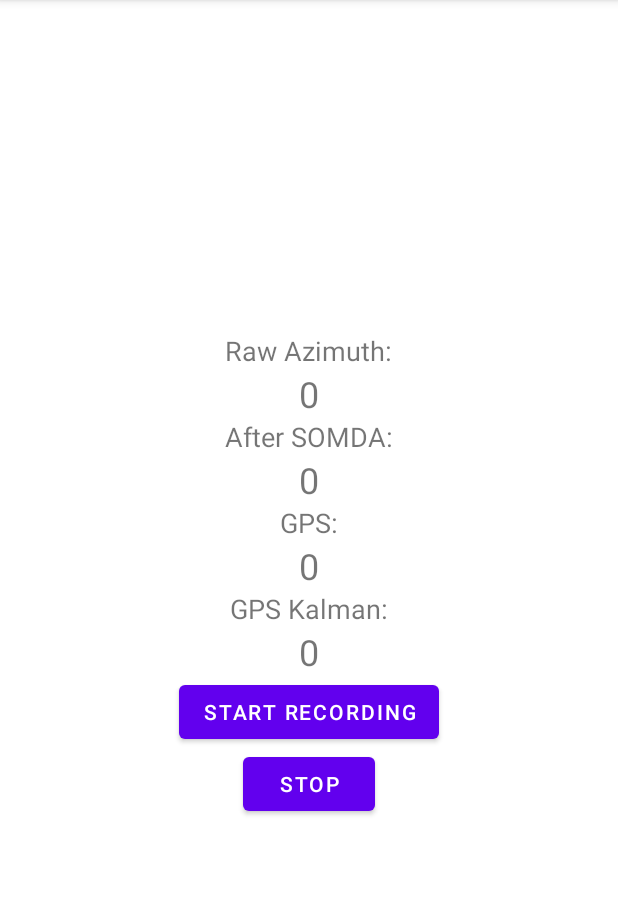
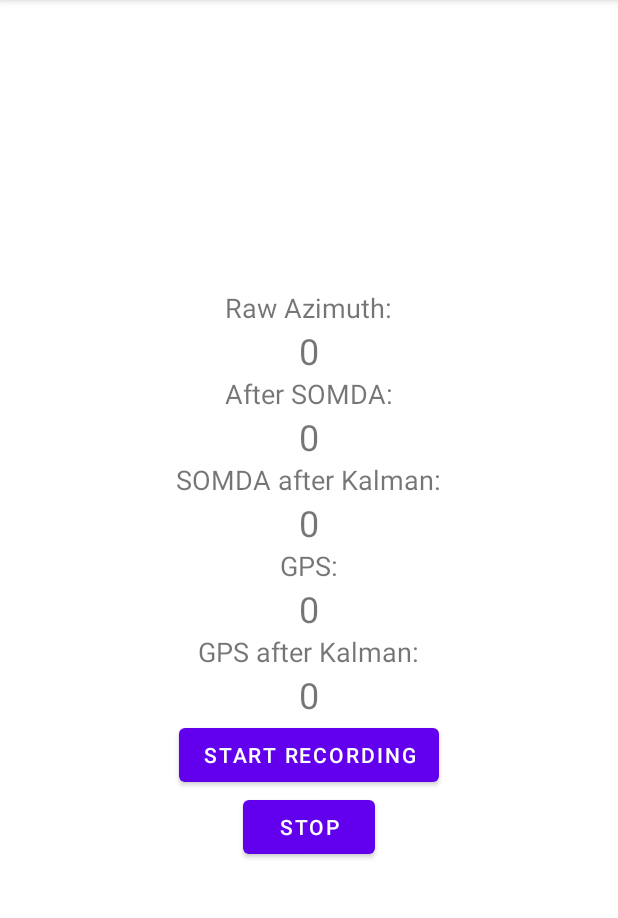
Before and after one commit to dominikjuergens/DirectionDetection-library, an Android app: the screen it shows after launch (MainActivity), on a phone screen of 412 x 824 dp, the part 84-1002 px from its top. Run offline under Robolectric (Android 15) with nearby library versions, the phone set to English and light mode, and no system bars.

Commit message:
- added somda after Kalman

```diff
--- a/app/src/main/java/dominikjuergens/example/directiondetectionexample/MainActivity.kt
+++ b/app/src/main/java/dominikjuergens/example/directiondetectionexample/MainActivity.kt
@@ -10,6 +10,7 @@ import androidx.core.app.ActivityCompat
 import androidx.core.content.ContextCompat
 import dominikjuergens.example.directiondetectionlibrary.GpsDirection
 import dominikjuergens.example.directiondetectionlibrary.GpsDirectionKalman
+import dominikjuergens.example.directiondetectionlibrary.KalmanFilter
 import dominikjuergens.example.directiondetectionlibrary.Somda
 import java.io.File
 import java.io.FileWriter
@@ -25,6 +26,8 @@ class MainActivity : AppCompatActivity(), Somda.SomdaListener, GpsDirection.GpsD
     private lateinit var recordButton: Button
     private var gps: TextView? = null
     private var gpsKalman: TextView? = null
+    private var somdaKalmanAzimuth: TextView? = null
+    private val kalmanFilter = KalmanFilter(processUncertainty = 10f, initialEstimateUncertainty = 1f)
 
     // Values
     private var writer: FileWriter? = null
@@ -103,6 +106,8 @@ class MainActivity : AppCompatActivity(), Somda.SomdaListener, GpsDirection.GpsD
     override fun onSomdaChanged(degree: Float) {
         rawAzimuth.text = somda.azimuth.mod(360F).toString()
         somdaAzimuth.text = degree.toString()
+        val somdaKalman = kalmanFilter.filter(degree)
+        somdaKalmanAzimuth?.text = somdaKalman.toString()
         writer?.append("${format.format(Date())};${rawAzimuth.text};${somdaAzimuth.text};${gps?.text};${gpsKalman?.text};${gpsDirection?.getLatitude()};${gpsDirection?.getLongitude()}\n")
     }
 
--- a/app/src/main/res/layout/activity_main.xml
+++ b/app/src/main/res/layout/activity_main.xml
@@ -37,6 +37,19 @@
     <TextView
         android:layout_width="wrap_content"
         android:layout_height="wrap_content"
+        android:text="SOMDA after Kalman:"
+        android:textSize="18sp" />
+
+    <TextView
+        android:id="@+id/somdaKalmanAzimuth"
+        android:layout_width="wrap_content"
+        android:layout_height="wrap_content"
+        android:text="0"
+        android:textSize="24sp" />
+
+    <TextView
+        android:layout_width="wrap_content"
+        android:layout_height="wrap_content"
         android:text="GPS:"
         android:textSize="18sp"/>
 
@@ -50,8 +63,8 @@
     <TextView
         android:layout_width="wrap_content"
         android:layout_height="wrap_content"
-        android:text="GPS Kalman:"
-        android:textSize="18sp"/>
+        android:text="GPS after Kalman:"
+        android:textSize="18sp" />
 
     <TextView
         android:id="@+id/gpsKalman"
```
